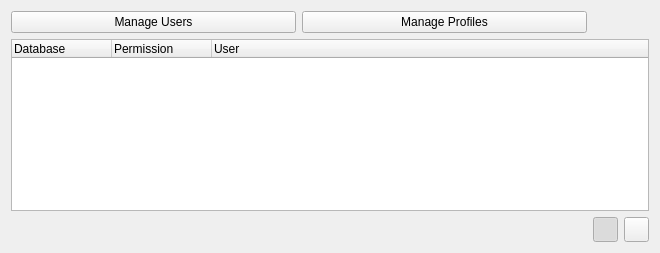
Qt form CustomWidgets/permissionWidget.ui (dsgoficial/DsgTools) before a commit.
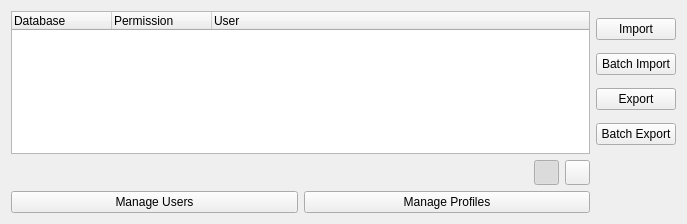
The same form after that commit. Icons and pictures are not drawn.

```diff
--- a/CustomWidgets/permissionWidget.ui
+++ b/CustomWidgets/permissionWidget.ui
@@ -6,8 +6,8 @@
    <rect>
     <x>0</x>
     <y>0</y>
-    <width>660</width>
-    <height>253</height>
+    <width>687</width>
+    <height>224</height>
    </rect>
   </property>
   <property name="sizePolicy">
@@ -20,27 +20,7 @@
    <string>Form</string>
   </property>
   <layout class="QGridLayout" name="gridLayout">
-   <item row="0" column="0">
-    <widget class="QPushButton" name="manageUsersPushButton">
-     <property name="toolTip">
-      <string>Create or Remove an user from selected server</string>
-     </property>
-     <property name="text">
-      <string>Manage Users</string>
-     </property>
-    </widget>
-   </item>
-   <item row="0" column="1">
-    <widget class="QPushButton" name="manageProfilesPushButton">
-     <property name="toolTip">
-      <string>Create, Update or Delete a profile</string>
-     </property>
-     <property name="text">
-      <string>Manage Profiles</string>
-     </property>
-    </widget>
-   </item>
-   <item row="1" column="0" colspan="3">
+   <item row="0" column="0" colspan="2">
     <widget class="QTreeWidget" name="permissionTreeWidget">
      <property name="toolTip">
       <string>Right click for options</string>
@@ -71,7 +51,39 @@
      </column>
     </widget>
    </item>
-   <item row="2" column="0" colspan="2">
+   <item row="0" column="2">
+    <layout class="QVBoxLayout" name="verticalLayout">
+     <item>
+      <widget class="QPushButton" name="importPushButton">
+       <property name="text">
+        <string>Import</string>
+       </property>
+      </widget>
+     </item>
+     <item>
+      <widget class="QPushButton" name="batchImportPushButton">
+       <property name="text">
+        <string>Batch Import</string>
+       </property>
+      </widget>
+     </item>
+     <item>
+      <widget class="QPushButton" name="exportPushButton">
+       <property name="text">
+        <string>Export</string>
+       </property>
+      </widget>
+     </item>
+     <item>
+      <widget class="QPushButton" name="batchExportPushButton">
+       <property name="text">
+        <string>Batch Export</string>
+       </property>
+      </widget>
+     </item>
+    </layout>
+   </item>
+   <item row="1" column="0">
     <spacer name="horizontalSpacer">
      <property name="orientation">
       <enum>Qt::Horizontal</enum>
@@ -84,7 +96,7 @@
      </property>
     </spacer>
    </item>
-   <item row="2" column="2">
+   <item row="1" column="1">
     <layout class="QHBoxLayout" name="horizontalLayout">
      <item>
       <widget class="QPushButton" name="databasePerspectivePushButton">
@@ -170,6 +182,30 @@
      </item>
     </layout>
    </item>
+   <item row="2" column="0" colspan="2">
+    <layout class="QHBoxLayout" name="horizontalLayout_2">
+     <item>
+      <widget class="QPushButton" name="manageUsersPushButton">
+       <property name="toolTip">
+        <string>Create or Remove an user from selected server</string>
+       </property>
+       <property name="text">
+        <string>Manage Users</string>
+       </property>
+      </widget>
+     </item>
+     <item>
+      <widget class="QPushButton" name="manageProfilesPushButton">
+       <property name="toolTip">
+        <string>Create, Update or Delete a profile</string>
+       </property>
+       <property name="text">
+        <string>Manage Profiles</string>
+       </property>
+      </widget>
+     </item>
+    </layout>
+   </item>
   </layout>
  </widget>
  <resources>
```
